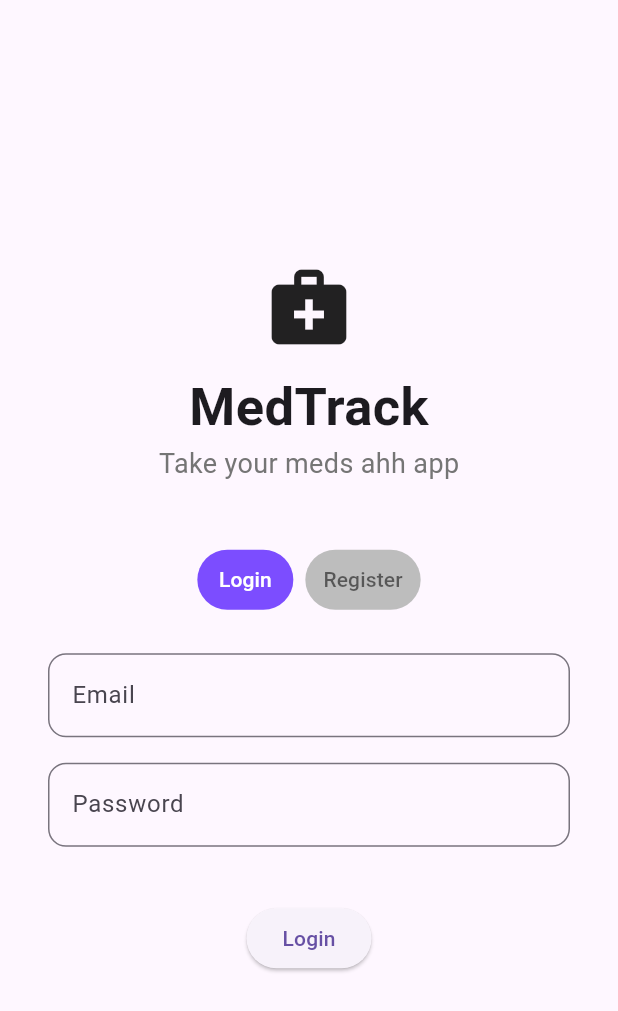
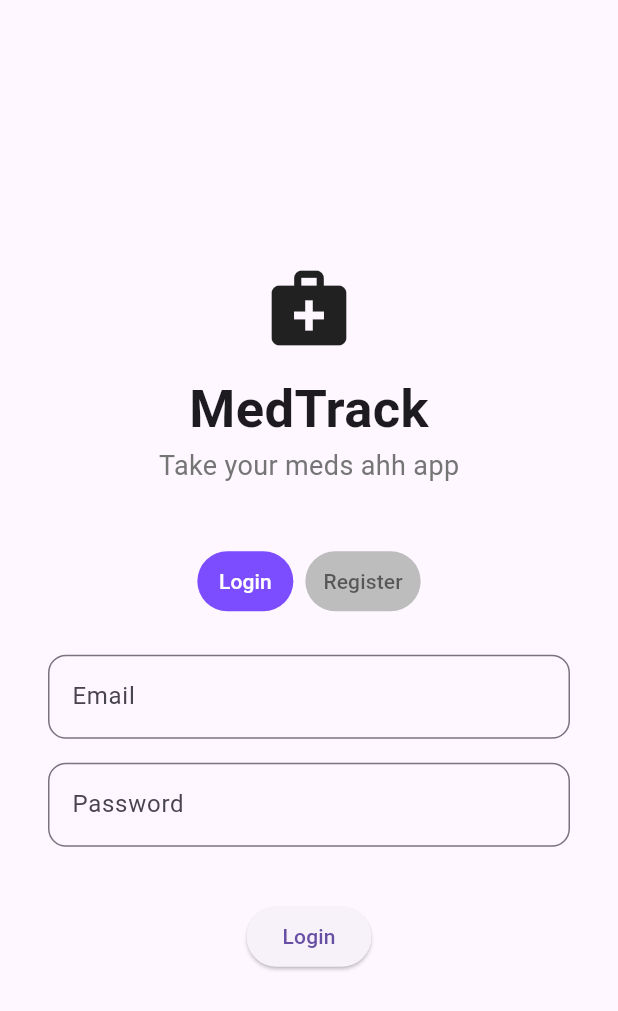
Before and after one commit to xkoziar/MedTrack, a Flutter app: the screen it shows after launch, on a phone screen of 412 x 824 dp. Shown: the top 1011 px of the screen. Run offline on Flutter 3.47's test engine with Material 3 defaults, Android fonts, the phone set to English and light mode, and no system bars; our stand-ins replace cloud_firestore, firebase_auth, firebase_core, get_it, rxdart; accounts and stored records are empty.

Commit message:
small changes

```diff
--- a/lib/app_shell.dart
+++ b/lib/app_shell.dart
@@ -14,7 +14,7 @@ class _AppShellState extends State<AppShell> {
 
   final List<Widget> _pages = [
     HomePage(),
-    const ProfilePage(),
+    ProfilePage(),
   ];
 
   @override
--- a/lib/app_wrapper.dart
+++ b/lib/app_wrapper.dart
@@ -14,7 +14,7 @@ class AppWrapper extends StatelessWidget {
 
     return MaterialApp(
       home: StreamBuilder(
-        stream: authService.authStateChanges,
+        stream: authService.currentUserStream,
         builder: (context, snapshot) {
           if (snapshot.connectionState == ConnectionState.waiting) {
             return const Center(child: CircularProgressIndicator());
--- a/lib/pages/auth_page.dart
+++ b/lib/pages/auth_page.dart
@@ -6,6 +6,7 @@ import '../database/components/custom_text_field.dart';
 import '../database/ioc/ioc_container.dart';
 import '../database/model/user.dart';
 import '../database/service/user_database_service.dart';
+import '../utils/constants.dart';
 import '../utils/validators.dart';
 import '../utils/snackbar_utils.dart';
 
@@ -27,8 +28,6 @@ class _AuthPageState extends State<AuthPage> {
   final TextEditingController _passwdController = TextEditingController();
   final TextEditingController _confirmPasswdController =
       TextEditingController();
-
-  static const double _fieldSpacing = 17.0;
 
   // true = login, false = register
   bool _isLogin = true;
@@ -74,13 +73,15 @@ class _AuthPageState extends State<AuthPage> {
         await _authService.updateUserName(username);
 
         await _userDbService.createUser(
-          User(id: credential.user!.uid, email: email, name: username),
+          AppUser(id: credential.user!.uid, email: email, name: username),
         );
       }
     } on FirebaseAuthException catch (e) {
-      _showError(_mapAuthError(e));
+      if (!mounted) return;
+      showSnackBar(context, _mapAuthError(e));
     } catch (_) {
-      _showError('Unexpected error. Please try again.');
+      if (!mounted) return;
+      showSnackBar(context, 'Unexpected error, try again');
     } finally {
       if (mounted) {
         setState(() => _isSubmitting = false);
@@ -130,30 +131,32 @@ class _AuthPageState extends State<AuthPage> {
                     hintText: 'Your name',
                     controller: _usernameController,
                     validator: (value) {
-                      if (_isLogin) return null;
-                      return Validators.username((value ?? '').trim());
+                      return Validators.username(value?.trim());
                     },
                   ),
-                  const SizedBox(height: _fieldSpacing),
+                  const SizedBox(height: AppSpacing.lg),
                 ],
 
                 CustomTextField(
                   label: "Email",
                   hintText: 'your@email.com',
                   controller: _emailController,
-                  validator: (value) => Validators.email((value ?? '').trim()),
+                  validator: (value) => _isLogin
+                      ? Validators.loginEmail(value)
+                      : Validators.email(value?.trim()),
                 ),
-                const SizedBox(height: _fieldSpacing),
+                const SizedBox(height: AppSpacing.lg),
 
                 CustomTextField(
                   label: "Password",
                   hintText: '••••••••',
                   obscure: true,
                   controller: _passwdController,
-                  validator: (value) =>
-                      Validators.password((value ?? '').trim()),
+                  validator: (value) => _isLogin
+                      ? Validators.loginPassword(value)
+                      : Validators.password(value),
                 ),
-                const SizedBox(height: _fieldSpacing),
+                const SizedBox(height: AppSpacing.lg),
 
                 if (!_isLogin) ...[
                   CustomTextField(
@@ -162,14 +165,13 @@ class _AuthPageState extends State<AuthPage> {
                     obscure: true,
                     controller: _confirmPasswdController,
                     validator: (value) {
-                      if (_isLogin) return null;
                       return Validators.confirmPassword(
-                        _passwdController.text.trim(),
-                        (value ?? '').trim(),
+                        _passwdController.text,
+                        value,
                       );
                     },
                   ),
-                  const SizedBox(height: _fieldSpacing),
+                  const SizedBox(height: AppSpacing.lg),
                 ],
 
                 const SizedBox(height: 20),
@@ -234,8 +236,4 @@ class _AuthPageState extends State<AuthPage> {
         return 'Authentication failed. Please try again.';
     }
   }
-
-  void _showError(String message) {
-    showSnackBar(context, message);
-  }
 }
```
